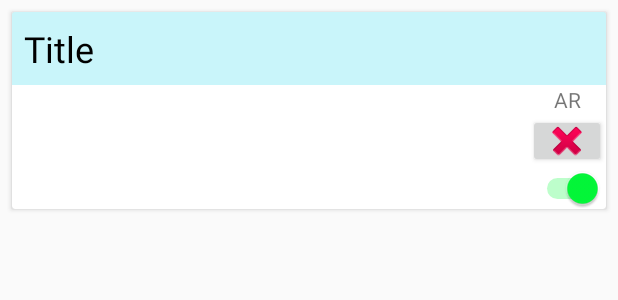
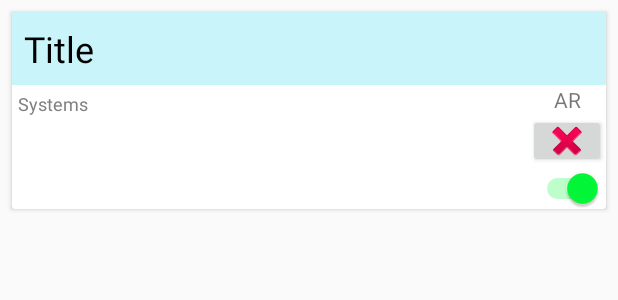
Before and after one commit to Huw-man/SICK-AR, an Android app: the layout list_item.xml on its own in the app's theme, with its tools: preview values and no code run, on a phone screen of 412 x 824 dp. Shown: the top 300 px of the screen. Run offline under Robolectric (Android 15) with nearby library versions, the phone set to English and light mode, and no system bars.

Commit message:
fixed linked viewPagers

```diff
--- a/app/src/main/java/com/example/sickar/EnhancedWrapContentViewPager.java
+++ b/app/src/main/java/com/example/sickar/EnhancedWrapContentViewPager.java
@@ -12,6 +12,7 @@ import androidx.viewpager.widget.ViewPager;
  * effectively resizes viewPager to accommodate the heights of its children
  */
 public class EnhancedWrapContentViewPager extends ViewPager{
+    private static final String TAG = "app_" + EnhancedWrapContentViewPager.class.getSimpleName();
 
     public EnhancedWrapContentViewPager (Context context) {
         super(context);
--- a/app/src/main/java/com/example/sickar/Item.java
+++ b/app/src/main/java/com/example/sickar/Item.java
@@ -79,7 +79,7 @@ class Item {
         return systems;
     }
 
-    public void addProp(String systemId,  String label, String value) {
+    public void addProp(String systemId, String label, String value) {
         if (data.get(systemId) == null) {
             data.put(systemId, new HashMap<>());
             data.get(systemId).put(label, value);
@@ -112,7 +112,7 @@ class Item {
         for (String prop : propertiesOrder) {
             text.append(prop).append(": ").append(getProp(prop)).append("\n");
         }
-
+        text.append("id: ").append(getProp("id")).append("\n");
         text.append("objectScanTime: ").append(getProp("objectScanTime")).append("\n");
 
         text.append("barcodes: ").append(getProp("barcodes"));
@@ -191,7 +191,7 @@ class Item {
     public boolean equals(@Nullable Object obj) {
         if (obj instanceof Item) {
             Item itm = (Item) obj;
-            return this.getProp("id").equals(itm.getProp("id"));
+            return this.name.equals(itm.getName());
         }
         return false;
     }
--- a/app/src/main/java/com/example/sickar/SystemTabFragment.java
+++ b/app/src/main/java/com/example/sickar/SystemTabFragment.java
@@ -1,7 +1,6 @@
 package com.example.sickar;
 
 import android.os.Bundle;
-import android.util.Log;
 import android.view.LayoutInflater;
 import android.view.View;
 import android.view.ViewGroup;
@@ -46,8 +45,6 @@ public class SystemTabFragment extends Fragment {
         body.setText(bodyText);
 //        view.setBackgroundColor(ContextCompat.getColor(getContext(),
 //                R.color.colorPrimaryDark));
-        container.invalidate();
-        Log.i(TAG, "fragment inflated");
         return view;
     }
 }
--- a/app/src/main/java/com/example/sickar/SystemsPageAdapter.java
+++ b/app/src/main/java/com/example/sickar/SystemsPageAdapter.java
@@ -22,10 +22,14 @@ public class SystemsPageAdapter extends FragmentPagerAdapter {
         mFragmentTitleList.add(title);
     }
 
+    public boolean containsSystem(String title) {
+        return mFragmentTitleList.contains(title);
+    }
+
     /**
      * Return the Fragment associated with a specified position.
      *
-     * @param position
+     * @param position position of element to get
      */
     @Override
     public Fragment getItem(int position) {
--- a/app/src/main/res/layout/list_item.xml
+++ b/app/src/main/res/layout/list_item.xml
@@ -7,6 +7,7 @@
     android:layout_margin="8dp">
 
     <androidx.constraintlayout.widget.ConstraintLayout
+        android:id="@+id/cardLayout"
         android:layout_width="match_parent"
         android:layout_height="wrap_content">
 
@@ -30,6 +31,17 @@
             app:layout_constraintEnd_toEndOf="@+id/clear_ar"
             app:layout_constraintStart_toStartOf="@+id/clear_ar"
             app:layout_constraintTop_toBottomOf="@+id/title" />
+
+        <TextView
+            android:id="@+id/tabsPrompt"
+            android:layout_width="wrap_content"
+            android:layout_height="0dp"
+            android:padding="4dp"
+            android:text="@string/tabs_prompt"
+            android:textColor="@android:color/tertiary_text_dark"
+            android:textSize="12sp"
+            app:layout_constraintStart_toStartOf="@+id/tabLayout"
+            app:layout_constraintTop_toTopOf="@+id/tabLayout" />
 
         <ImageButton
             android:id="@+id/clear_ar"
@@ -61,19 +73,21 @@
 
         <com.google.android.material.tabs.TabLayout
             android:id="@+id/tabLayout"
-            android:layout_width="match_parent"
+            android:layout_width="0dp"
             android:layout_height="30dp"
             android:minWidth="0dp"
             android:minHeight="0dp"
-            app:layout_constraintTop_toBottomOf="@+id/title"
-            tools:layout_editor_absoluteX="7dp" />
+            app:layout_constraintEnd_toEndOf="@+id/title"
+            app:layout_constraintStart_toStartOf="parent"
+            app:layout_constraintTop_toBottomOf="@+id/title" />
 
-        <com.example.sickar.EnhancedWrapContentViewPager
-            android:id="@+id/viewPager"
-            android:layout_width="match_parent"
-            android:layout_height="wrap_content"
-            app:layout_constraintTop_toBottomOf="@+id/tabLayout"
-            tools:layout_editor_absoluteX="-16dp" />
+        <!--<com.example.sickar.EnhancedWrapContentViewPager-->
+        <!--android:id="@+id/viewPager"-->
+        <!--android:layout_width="match_parent"-->
+        <!--android:layout_height="wrap_content"-->
+        <!--app:layout_constraintTop_toBottomOf="@+id/tabLayout"-->
+        <!--tools:layout_editor_absoluteX="-16dp" />-->
+
 
     </androidx.constraintlayout.widget.ConstraintLayout>
 
--- a/app/src/main/res/values/strings.xml
+++ b/app/src/main/res/values/strings.xml
@@ -5,4 +5,5 @@
     <string name="title_placeholder">Title</string>
     <string name="clear_ar">AR</string>
     <string name="display_ar">AR</string>
+    <string name="tabs_prompt">Systems</string>
 </resources>
```
Also changed, not shown: app/src/main/java/com/example/sickar/BarcodeData.java (+11 -3 lines), app/src/main/java/com/example/sickar/ItemRecyclerViewAdapter.java (+21 -6 lines), app/src/main/java/com/example/sickar/MainActivity.java (+10 -10 lines).
